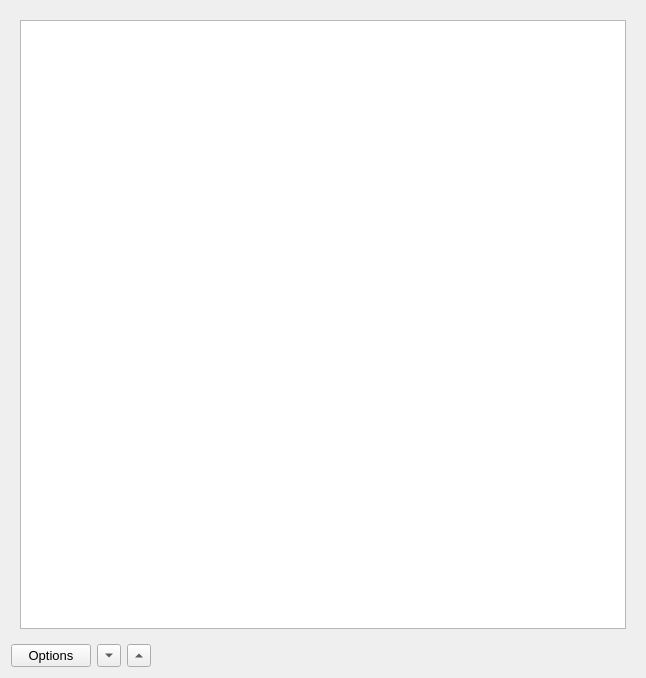
First picture: the form in trunk/Libraries/src/qbuLog/rc/qbuLoggerWidget2.ui, repository drescherjm/QtBasicUtils, before the edit.
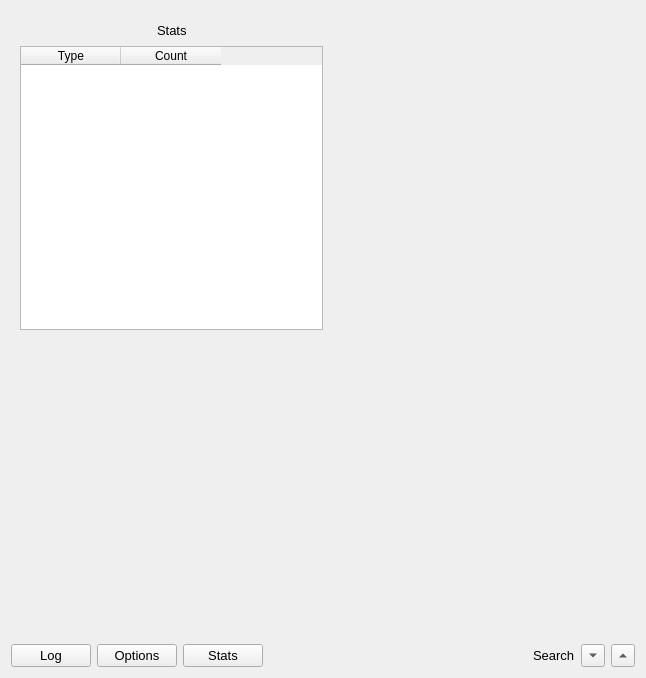
Second picture: the form after the edit. The open tabs and pages were chosen to show the change.

Commit message: Improve qbuLoggerWidget3. Now it has statistics and can traverse forward and backwards trough selected types.

Diff of the .ui file:
```diff
--- a/trunk/Libraries/src/qbuLog/rc/qbuLoggerWidget2.ui
+++ b/trunk/Libraries/src/qbuLog/rc/qbuLoggerWidget2.ui
@@ -12,6 +12,7 @@
   </property>
   <property name="font">
    <font>
+    <family>MS Shell Dlg 2</family>
     <pointsize>10</pointsize>
    </font>
   </property>
@@ -204,10 +205,109 @@
        </item>
       </layout>
      </widget>
+     <widget class="QWidget" name="page_3">
+      <layout class="QVBoxLayout" name="verticalLayout_7">
+       <item>
+        <layout class="QHBoxLayout" name="horizontalLayout_6">
+         <item>
+          <layout class="QVBoxLayout" name="verticalLayout_6">
+           <item>
+            <layout class="QHBoxLayout" name="horizontalLayout_5">
+             <item>
+              <spacer name="horizontalSpacer_11">
+               <property name="orientation">
+                <enum>Qt::Horizontal</enum>
+               </property>
+               <property name="sizeHint" stdset="0">
+                <size>
+                 <width>40</width>
+                 <height>20</height>
+                </size>
+               </property>
+              </spacer>
+             </item>
+             <item>
+              <widget class="QLabel" name="label_3">
+               <property name="text">
+                <string>Stats</string>
+               </property>
+              </widget>
+             </item>
+             <item>
+              <spacer name="horizontalSpacer_12">
+               <property name="orientation">
+                <enum>Qt::Horizontal</enum>
+               </property>
+               <property name="sizeHint" stdset="0">
+                <size>
+                 <width>40</width>
+                 <height>20</height>
+                </size>
+               </property>
+              </spacer>
+             </item>
+            </layout>
+           </item>
+           <item>
+            <widget class="QTableWidget" name="tableWidgetStats">
+             <column>
+              <property name="text">
+               <string>Type</string>
+              </property>
+             </column>
+             <column>
+              <property name="text">
+               <string>Count</string>
+              </property>
+             </column>
+            </widget>
+           </item>
+          </layout>
+         </item>
+         <item>
+          <spacer name="horizontalSpacer_10">
+           <property name="orientation">
+            <enum>Qt::Horizontal</enum>
+           </property>
+           <property name="sizeHint" stdset="0">
+            <size>
+             <width>40</width>
+             <height>20</height>
+            </size>
+           </property>
+          </spacer>
+         </item>
+        </layout>
+       </item>
+       <item>
+        <spacer name="verticalSpacer_2">
+         <property name="orientation">
+          <enum>Qt::Vertical</enum>
+         </property>
+         <property name="sizeType">
+          <enum>QSizePolicy::Minimum</enum>
+         </property>
+         <property name="sizeHint" stdset="0">
+          <size>
+           <width>20</width>
+           <height>299</height>
+          </size>
+         </property>
+        </spacer>
+       </item>
+      </layout>
+     </widget>
     </widget>
    </item>
    <item>
     <layout class="QHBoxLayout" name="horizontalLayout">
+     <item>
+      <widget class="QPushButton" name="pushButtonLog">
+       <property name="text">
+        <string>Log</string>
+       </property>
+      </widget>
+     </item>
      <item>
       <widget class="QPushButton" name="pushButtonOptions">
        <property name="text">
@@ -216,38 +316,55 @@
       </widget>
      </item>
      <item>
-      <widget class="QToolButton" name="toolButton_2">
+      <widget class="QPushButton" name="pushButtonStats">
        <property name="text">
-        <string>...</string>
+        <string>Stats</string>
        </property>
-       <property name="arrowType">
-        <enum>Qt::DownArrow</enum>
-       </property>
       </widget>
      </item>
      <item>
-      <widget class="QToolButton" name="toolButton">
-       <property name="text">
-        <string/>
-       </property>
-       <property name="arrowType">
-        <enum>Qt::UpArrow</enum>
-       </property>
-      </widget>
-     </item>
-     <item>
-      <spacer name="horizontalSpacer">
+      <spacer name="horizontalSpacer_9">
        <property name="orientation">
         <enum>Qt::Horizontal</enum>
        </property>
+       <property name="sizeType">
+        <enum>QSizePolicy::Expanding</enum>
+       </property>
        <property name="sizeHint" stdset="0">
         <size>
-         <width>40</width>
+         <width>10</width>
          <height>20</height>
         </size>
        </property>
       </spacer>
      </item>
+     <item>
+      <widget class="QLabel" name="label_4">
+       <property name="text">
+        <string>Search</string>
+       </property>
+      </widget>
+     </item>
+     <item>
+      <widget class="QToolButton" name="toolButtonSearchDown">
+       <property name="text">
+        <string>...</string>
+       </property>
+       <property name="arrowType">
+        <enum>Qt::DownArrow</enum>
+       </property>
+      </widget>
+     </item>
+     <item>
+      <widget class="QToolButton" name="toolButtonSearchUp">
+       <property name="text">
+        <string/>
+       </property>
+       <property name="arrowType">
+        <enum>Qt::UpArrow</enum>
+       </property>
+      </widget>
+     </item>
     </layout>
    </item>
   </layout>
```
Left out of the diff: 2 changed lines with no effect on the pictures. The commit also changes 4 other files.
